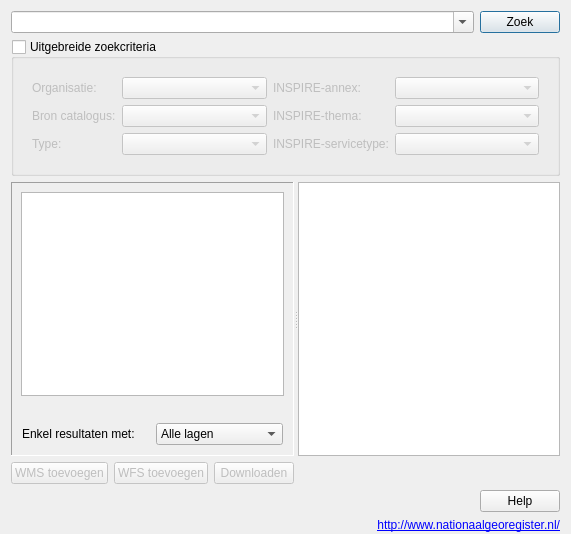
Before: the Qt Designer form ui_dataCatalog_dialog.ui in warrieka/inspireNL, drawn with Qt 5.
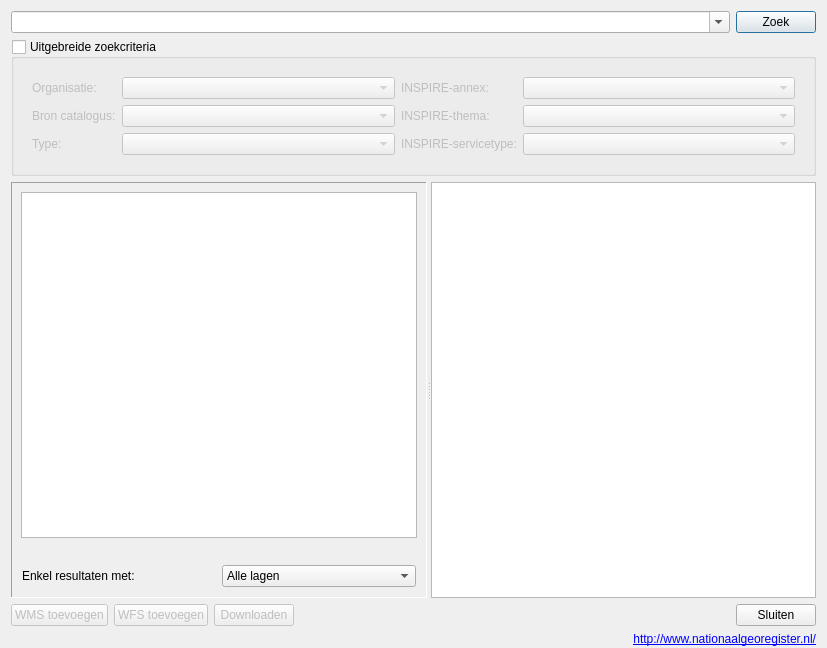
After: the same form once the commit is applied. Icons and pictures are not drawn.

What changed in the file:
```diff
--- a/ui_dataCatalog_dialog.ui
+++ b/ui_dataCatalog_dialog.ui
@@ -6,8 +6,8 @@
    <rect>
     <x>0</x>
     <y>0</y>
-    <width>571</width>
-    <height>534</height>
+    <width>827</width>
+    <height>648</height>
    </rect>
   </property>
   <property name="minimumSize">
@@ -512,36 +512,10 @@
        </property>
       </spacer>
      </item>
-    </layout>
-   </item>
-   <item>
-    <layout class="QHBoxLayout" name="horizontalLayout_4">
      <item>
-      <spacer name="horizontalSpacer_2">
-       <property name="orientation">
-        <enum>Qt::Horizontal</enum>
-       </property>
-       <property name="sizeHint" stdset="0">
-        <size>
-         <width>40</width>
-         <height>20</height>
-        </size>
-       </property>
-      </spacer>
-     </item>
-     <item>
-      <widget class="QDialogButtonBox" name="buttonBox">
-       <property name="sizePolicy">
-        <sizepolicy hsizetype="Fixed" vsizetype="Fixed">
-         <horstretch>0</horstretch>
-         <verstretch>0</verstretch>
-        </sizepolicy>
-       </property>
-       <property name="orientation">
-        <enum>Qt::Horizontal</enum>
-       </property>
-       <property name="standardButtons">
-        <set>QDialogButtonBox::Help</set>
+      <widget class="QPushButton" name="closeBtn">
+       <property name="text">
+        <string>Sluiten</string>
        </property>
       </widget>
      </item>
```
Left out of the diff: 52 changed lines with no effect on the pictures.
